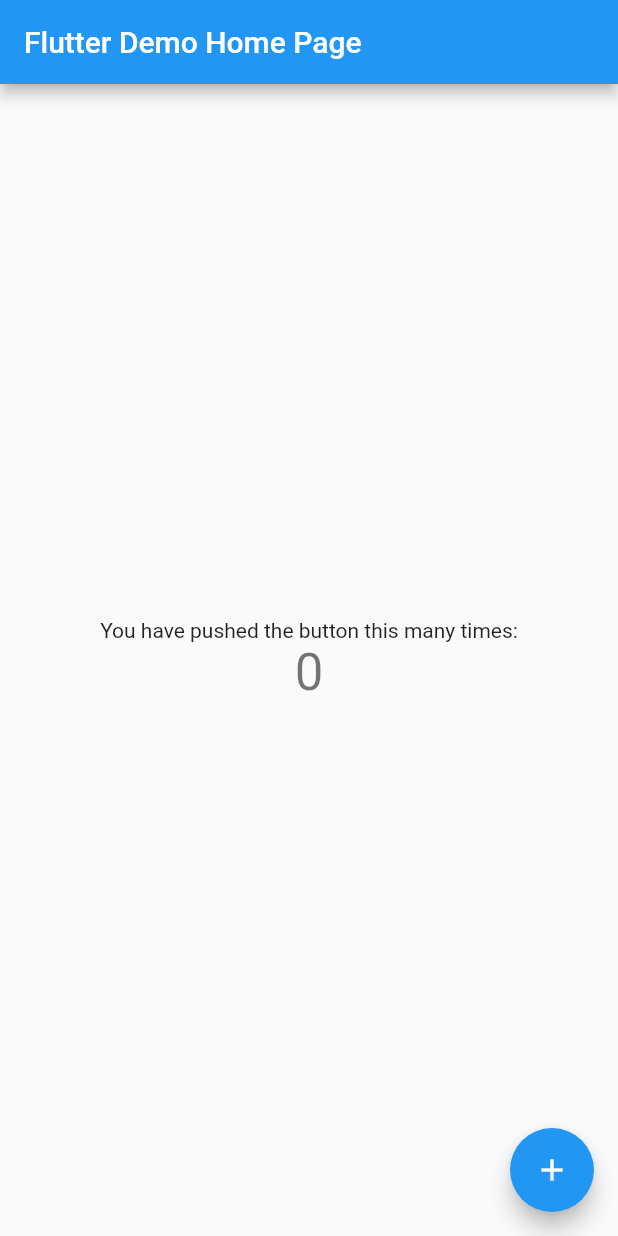
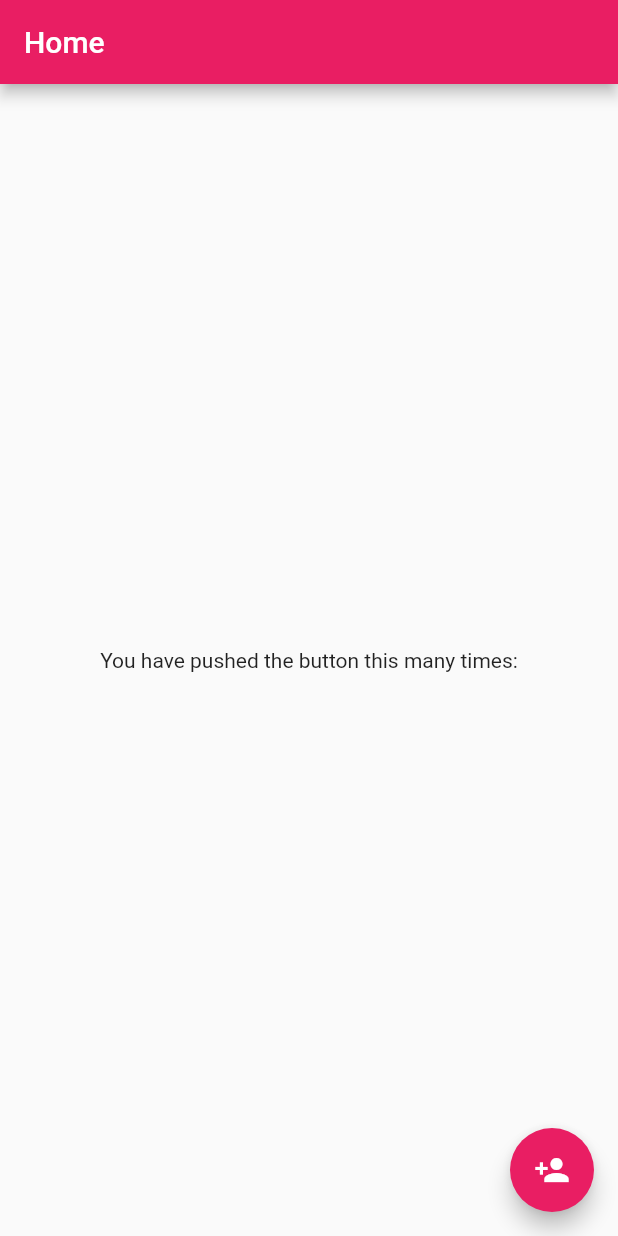
Before and after one commit to amanimamba/Scanly, a Flutter app: the screen it shows after launch, on a phone screen of 412 x 824 dp. Run offline on Flutter 3.47's test engine with Material 2 defaults, Android fonts, the phone set to English and light mode, and no system bars.

```diff
--- a/lib/main.dart
+++ b/lib/main.dart
@@ -1,4 +1,6 @@
 import 'package:flutter/material.dart';
+
+import 'Screen/Register.dart';
 
 void main() {
   runApp(const MyApp());
@@ -6,23 +8,12 @@ void main() {
 
 class MyApp extends StatelessWidget {
   const MyApp({Key? key}) : super(key: key);
-
-  // This widget is the root of your application.
   @override
   Widget build(BuildContext context) {
     return MaterialApp(
-      title: 'Flutter Demo',
+      debugShowCheckedModeBanner: false,
       theme: ThemeData(
-        // This is the theme of your application.
-        //
-        // Try running your application with "flutter run". You'll see the
-        // application has a blue toolbar. Then, without quitting the app, try
-        // changing the primarySwatch below to Colors.green and then invoke
-        // "hot reload" (press "r" in the console where you ran "flutter run",
-        // or simply save your changes to "hot reload" in a Flutter IDE).
-        // Notice that the counter didn't reset back to zero; the application
-        // is not restarted.
-        primarySwatch: Colors.blue,
+        primarySwatch: Colors.pink,
       ),
       home: const MyHomePage(title: 'Flutter Demo Home Page'),
     );
@@ -31,16 +22,6 @@ class MyApp extends StatelessWidget {
 
 class MyHomePage extends StatefulWidget {
   const MyHomePage({Key? key, required this.title}) : super(key: key);
-
-  // This widget is the home page of your application. It is stateful, meaning
-  // that it has a State object (defined below) that contains fields that affect
-  // how it looks.
-
-  // This class is the configuration for the state. It holds the values (in this
-  // case the title) provided by the parent (in this case the App widget) and
-  // used by the build method of the State. Fields in a Widget subclass are
-  // always marked "final".
-
   final String title;
 
   @override
@@ -48,68 +29,36 @@ class MyHomePage extends StatefulWidget {
 }
 
 class _MyHomePageState extends State<MyHomePage> {
-  int _counter = 0;
-
-  void _incrementCounter() {
-    setState(() {
-      // This call to setState tells the Flutter framework that something has
-      // changed in this State, which causes it to rerun the build method below
-      // so that the display can reflect the updated values. If we changed
-      // _counter without calling setState(), then the build method would not be
-      // called again, and so nothing would appear to happen.
-      _counter++;
-    });
-  }
-
   @override
   Widget build(BuildContext context) {
-    // This method is rerun every time setState is called, for instance as done
-    // by the _incrementCounter method above.
-    //
-    // The Flutter framework has been optimized to make rerunning build methods
-    // fast, so that you can just rebuild anything that needs updating rather
-    // than having to individually change instances of widgets.
     return Scaffold(
       appBar: AppBar(
-        // Here we take the value from the MyHomePage object that was created by
-        // the App.build method, and use it to set our appbar title.
-        title: Text(widget.title),
+        title: Text('Home'),
       ),
       body: Center(
-        // Center is a layout widget. It takes a single child and positions it
-        // in the middle of the parent.
         child: Column(
-          // Column is also a layout widget. It takes a list of children and
-          // arranges them vertically. By default, it sizes itself to fit its
-          // children horizontally, and tries to be as tall as its parent.
-          //
-          // Invoke "debug painting" (press "p" in the console, choose the
-          // "Toggle Debug Paint" action from the Flutter Inspector in Android
-          // Studio, or the "Toggle Debug Paint" command in Visual Studio Code)
-          // to see the wireframe for each widget.
-          //
-          // Column has various properties to control how it sizes itself and
-          // how it positions its children. Here we use mainAxisAlignment to
-          // center the children vertically; the main axis here is the vertical
-          // axis because Columns are vertical (the cross axis would be
-          // horizontal).
           mainAxisAlignment: MainAxisAlignment.center,
           children: <Widget>[
             const Text(
               'You have pushed the button this many times:',
             ),
-            Text(
-              '$_counter',
-              style: Theme.of(context).textTheme.headline4,
-            ),
           ],
         ),
       ),
       floatingActionButton: FloatingActionButton(
-        onPressed: _incrementCounter,
-        tooltip: 'Increment',
-        child: const Icon(Icons.add),
-      ), // This trailing comma makes auto-formatting nicer for build methods.
+          onPressed: () {
+            showModalBottomSheet(
+                context: context,
+                builder: (BuildContext context) {
+                  return SizedBox(
+                    height: 700,
+                    child: Register_agents(),
+                  );
+                });
+          },
+          tooltip: 'Increment',
+          child: const Icon(Icons
+              .person_add)), // This trailing comma makes auto-formatting nicer for build methods.
     );
   }
 }
--- a/pubspec.yaml
+++ b/pubspec.yaml
@@ -34,6 +34,7 @@ dependencies:
   # The following adds the Cupertino Icons font to your application.
   # Use with the CupertinoIcons class for iOS style icons.
   cupertino_icons: ^1.0.2
+  nfc_manager: ^3.1.1
 
 dev_dependencies:
   flutter_test:
```
Also changed, not shown: lib/Model/Agents_liste_model.dart (added, +13 -0 lines), lib/Screen/Register.dart (added, +111 -0 lines), lib/Screen/Agents.dart (added), lib/Screen/Historique.dart (added), lib/Screen/Home.dart (added), lib/Screen/Scan_prensence.dart (added), pubspec.lock.
